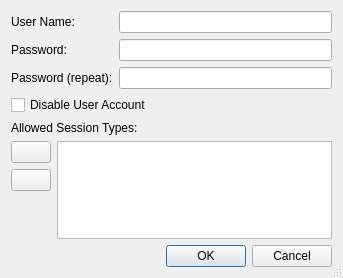
Qt form source/host/ui/user_dialog.ui (dchapyshev/aspia) before a commit.
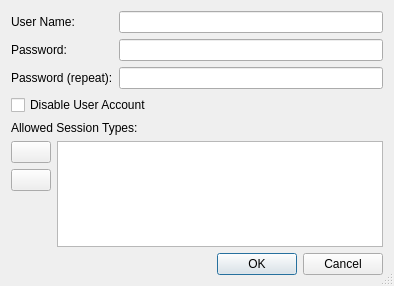
The same form after that commit. Icons and pictures are not drawn.

Commit message: - Increased the size of the dialog.

Patch:
```diff
--- a/source/host/ui/user_dialog.ui
+++ b/source/host/ui/user_dialog.ui
@@ -6,8 +6,8 @@
    <rect>
     <x>0</x>
     <y>0</y>
-    <width>343</width>
-    <height>278</height>
+    <width>394</width>
+    <height>286</height>
    </rect>
   </property>
   <property name="windowTitle">
```
